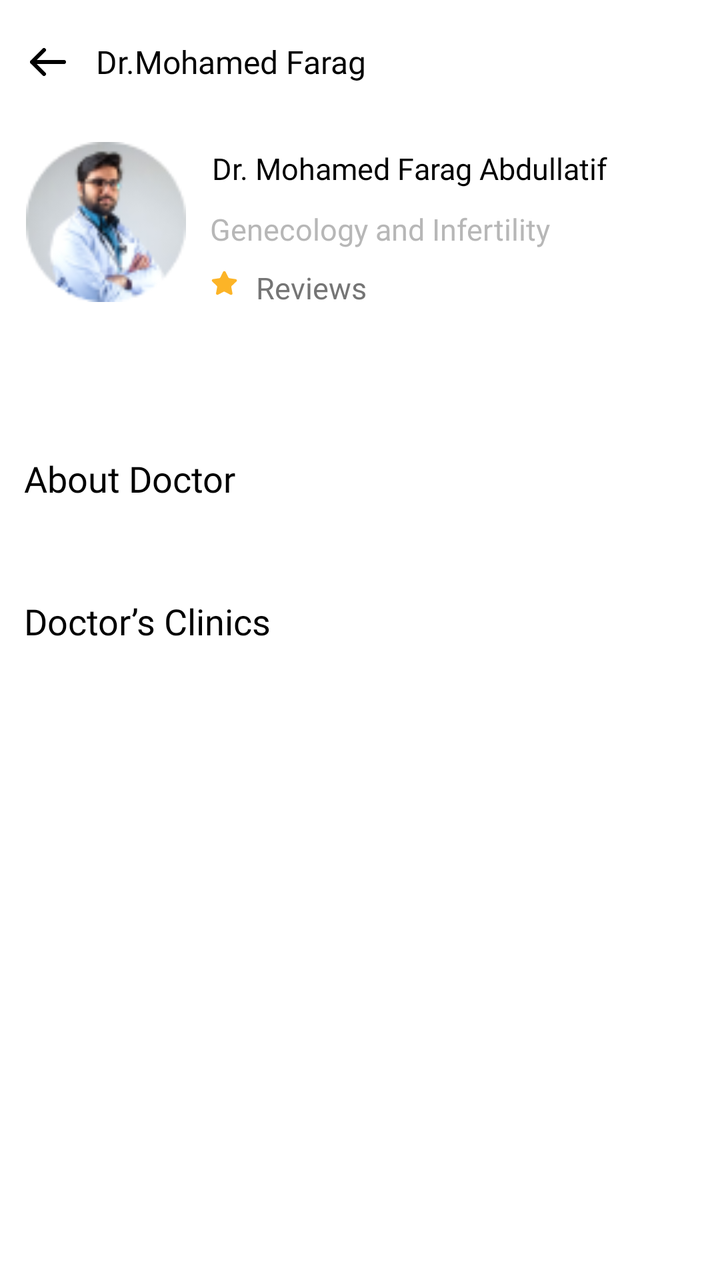
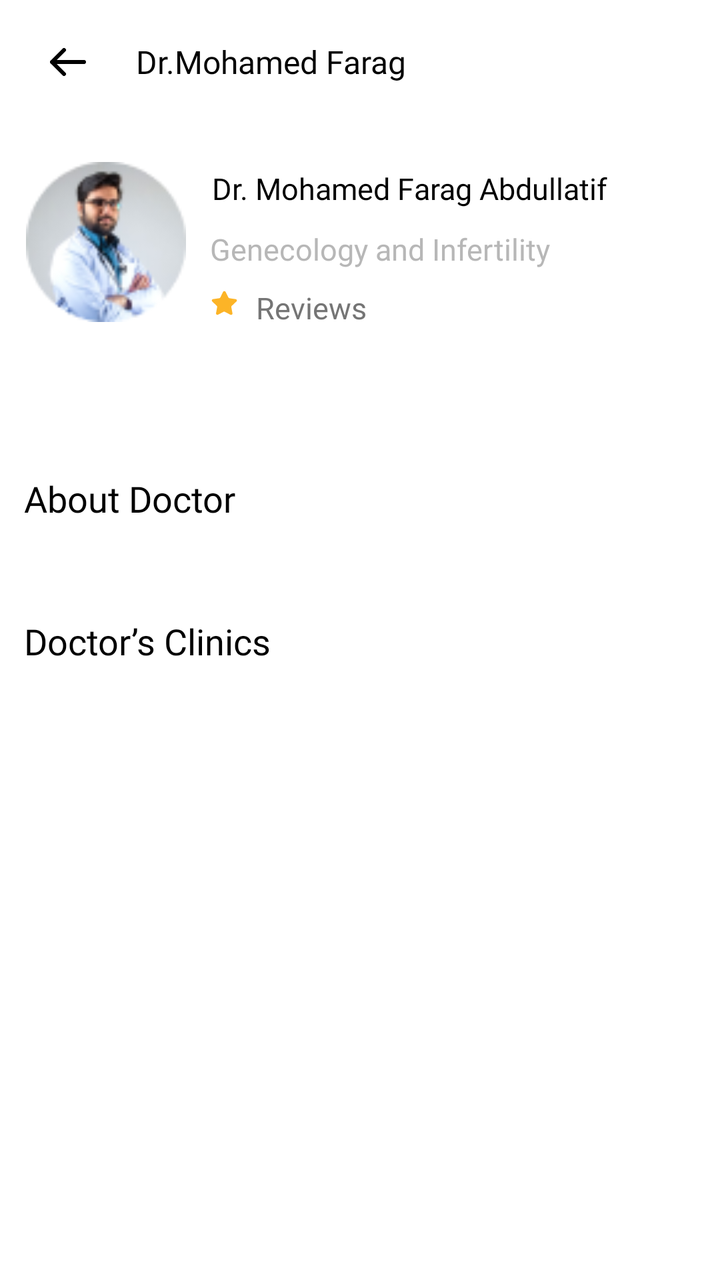

Compare the two renders of this Android layout. The source of the first and the diff that turns it into the second are given below.
<!-- AndroidManifest.xml: application theme Theme.NewDesign -->
<!-- res/layout/booking_appointmentfragment.xml -->
<?xml version="1.0" encoding="utf-8"?>
<androidx.constraintlayout.widget.ConstraintLayout
    xmlns:android="http://schemas.android.com/apk/res/android"
    xmlns:tools="http://schemas.android.com/tools"
    android:layout_width="match_parent"
    android:layout_height="match_parent"
    android:background="@color/white"
    xmlns:app="http://schemas.android.com/apk/res-auto"
    tools:context=".fragment.booking.AppointmentDetailsFragment">

    <com.google.android.material.imageview.ShapeableImageView
        android:id="@+id/iv_arrow"
        android:layout_width="wrap_content"
        android:layout_height="wrap_content"
        android:layout_marginStart="15dp"
        android:adjustViewBounds="true"
        android:src="@drawable/ic_arrowleft"
        app:layout_constraintBottom_toBottomOf="@+id/tv_name"
        app:layout_constraintStart_toStartOf="parent"
        app:layout_constraintTop_toTopOf="@+id/tv_name" />

    <androidx.appcompat.widget.AppCompatTextView
        android:id="@+id/tv_name"
        android:layout_width="wrap_content"
        android:layout_height="wrap_content"
        android:layout_marginStart="15dp"
        android:layout_marginTop="20dp"
        android:fontFamily="@font/avenirltstd_black"
        android:text="Dr.Mohamed Farag"
        android:textColor="@color/black"
        android:textSize="16sp"
        app:layout_constraintStart_toEndOf="@+id/iv_arrow"
        app:layout_constraintTop_toTopOf="parent" />


            <androidx.constraintlayout.widget.ConstraintLayout
                android:id="@+id/layout_doctorsDetail"
                android:layout_width="match_parent"
                android:layout_height="wrap_content"
                android:layout_marginTop="25dp"
                android:layout_marginStart="5dp"
                android:layout_marginEnd="15dp"
                android:padding="8dp"
                android:background="@color/white"
                app:layout_constraintEnd_toEndOf="parent"
                app:layout_constraintStart_toStartOf="parent"
                app:layout_constraintTop_toBottomOf="@+id/iv_arrow">

                <com.google.android.material.imageview.ShapeableImageView
                    android:id="@+id/iv_doctorProfile"
                    android:layout_width="80dp"
                    android:layout_height="80dp"
                    android:src="@drawable/ic_docspecialization"
                    app:layout_constraintStart_toStartOf="parent"
                    app:layout_constraintTop_toTopOf="parent" />

                <androidx.appcompat.widget.AppCompatTextView
                    android:id="@+id/tv_doctorName"
                    android:layout_width="wrap_content"
                    android:layout_height="wrap_content"
                    android:layout_marginStart="10dp"
                    android:fontFamily="@font/avenirltstd_roman"
                    android:gravity="start"
                    android:padding="3dp"
                    android:text="Dr. Mohamed Farag Abdullatif"
                    android:textColor="@color/black"
                    android:textSize="15sp"
                    app:layout_constraintStart_toEndOf="@+id/iv_doctorProfile"
                    app:layout_constraintTop_toTopOf="@+id/iv_doctorProfile" />

                <androidx.appcompat.widget.AppCompatTextView
                    android:id="@+id/tv_Specialization"
                    android:layout_width="0dp"
                    android:layout_height="wrap_content"
                    android:layout_marginStart="10dp"
                    android:layout_marginEnd="10dp"
                    android:layout_marginTop="5dp"
                    android:fontFamily="@font/avenirltstd_roman"
                    android:gravity="start"
                    android:padding="2dp"
                    android:text="Genecology and Infertility"
                    android:textColor="@color/gray"
                    android:textSize="15sp"
                    app:layout_constraintEnd_toEndOf="parent"
                    app:layout_constraintStart_toEndOf="@+id/iv_doctorProfile"
                    app:layout_constraintTop_toBottomOf="@+id/tv_doctorName" />

                <com.google.android.material.imageview.ShapeableImageView
                    android:id="@+id/iv_star"
                    android:layout_width="18dp"
                    android:layout_height="15dp"
                    android:layout_marginStart="10dp"
                    android:adjustViewBounds="true"
                    android:src="@drawable/ic_star"
                    app:layout_constraintBottom_toBottomOf="parent"
                    app:layout_constraintStart_toEndOf="@+id/iv_doctorProfile"
                    app:layout_constraintTop_toBottomOf="@+id/tv_Specialization" />

                <androidx.appcompat.widget.AppCompatTextView
                    android:id="@+id/tv_Reviews"
                    android:layout_width="0dp"
                    android:layout_height="wrap_content"
                    android:layout_marginStart="5dp"
                    android:layout_marginTop="5dp"
                    android:fontFamily="@font/avenirltstd_roman"
                    android:gravity="start"
                    android:padding="2dp"
                    android:text="@string/reviews"
                    android:textColor="#757575"
                    android:textSize="15sp"
                    app:layout_constraintStart_toEndOf="@+id/iv_star"
                    app:layout_constraintTop_toBottomOf="@+id/tv_Specialization" />

            </androidx.constraintlayout.widget.ConstraintLayout>

            <androidx.constraintlayout.widget.ConstraintLayout
                android:id="@+id/layout_Sharelink"
                android:layout_width="0dp"
                android:layout_height="46dp"
                android:layout_marginTop="10dp"
                android:layout_marginEnd="10dp"
                android:background="@drawable/bg_helpgray"
                android:padding="8dp"
                android:visibility="invisible"
                android:layout_marginStart="10dp"
                app:layout_constraintEnd_toEndOf="parent"
                app:layout_constraintHorizontal_bias="0.5"
                app:layout_constraintStart_toEndOf="@+id/layout_Addtofavorite"
                app:layout_constraintTop_toBottomOf="@+id/layout_doctorsDetail">

                <androidx.appcompat.widget.AppCompatTextView
                    android:id="@+id/tv_Sharelink"
                    android:layout_width="wrap_content"
                    android:layout_height="wrap_content"
                    android:fontFamily="@font/avenirltstd_roman"
                    android:text="@string/sharelink"
                    android:textColor="@color/dark_gray"
                    android:textSize="14sp"
                    android:drawableStart="@drawable/ic_share"
                    android:drawablePadding="10dp"
                    app:layout_constraintBottom_toBottomOf="parent"
                    app:layout_constraintEnd_toEndOf="parent"
                    app:layout_constraintStart_toStartOf="parent"
                    app:layout_constraintTop_toTopOf="parent" />
                />

            </androidx.constraintlayout.widget.ConstraintLayout>

            <androidx.constraintlayout.widget.ConstraintLayout
                android:id="@+id/layout_Addtofavorite"
                android:layout_width="0dp"
                android:layout_height="46dp"
                android:layout_marginStart="10dp"
                android:layout_marginTop="10dp"
                android:background="@drawable/bg_help"
                android:padding="8dp"
                android:visibility="gone"
                app:layout_constraintEnd_toStartOf="@+id/layout_Sharelink"
                app:layout_constraintHorizontal_bias="0.5"
                app:layout_constraintHorizontal_chainStyle="spread_inside"
                app:layout_constraintStart_toStartOf="parent"
                app:layout_constraintTop_toBottomOf="@+id/layout_doctorsDetail">

                <androidx.appcompat.widget.AppCompatTextView
                    android:id="@+id/tv_Addtofavorite"
                    android:layout_width="wrap_content"
                    android:layout_height="wrap_content"
                    android:layout_marginStart="10dp"
                    android:fontFamily="@font/avenirltstd_roman"
                    android:text="@string/add_to_favorite"
                    android:textColor="@color/color_primary"
                    android:textSize="14sp"
                    android:drawableStart="@drawable/ic_heart"
                    android:drawablePadding="10dp"
                    android:gravity="center"
                    app:layout_constraintBottom_toBottomOf="parent"
                    app:layout_constraintStart_toStartOf="parent"
                    app:layout_constraintTop_toTopOf="parent" />
                />

            </androidx.constraintlayout.widget.ConstraintLayout>

            <androidx.appcompat.widget.AppCompatTextView
                android:id="@+id/tv_AboutDoctor"
                android:layout_width="0dp"
                android:layout_height="wrap_content"
                android:layout_marginStart="10dp"
                android:fontFamily="@font/avenirltstd_roman"
                android:gravity="start"
                android:layout_marginTop="5dp"
                android:padding="2dp"
                android:text="@string/about_doctor"
                android:textColor="@color/black"
                android:textSize="18sp"
                app:layout_constraintStart_toStartOf="parent"
                app:layout_constraintTop_toBottomOf="@+id/layout_Sharelink" />

            <androidx.appcompat.widget.AppCompatTextView
                android:id="@+id/AboutDoctor"
                android:layout_width="match_parent"
                android:layout_height="wrap_content"
                android:layout_marginStart="5dp"
                android:layout_marginEnd="10dp"
                android:fontFamily="@font/avenirltstd_roman"
                android:gravity="start"
                android:layout_marginTop="5dp"
                android:padding="2dp"
                android:textColor="@color/gray"
                android:textSize="14sp"
                app:layout_constraintStart_toStartOf="parent"
                app:layout_constraintTop_toBottomOf="@+id/tv_AboutDoctor" />

            <androidx.appcompat.widget.AppCompatTextView
                android:id="@+id/tv_DoctorsClinics"
                android:layout_width="0dp"
                android:layout_height="wrap_content"
                android:layout_marginStart="10dp"
                android:fontFamily="@font/avenirltstd_roman"
                android:gravity="start"
                android:layout_marginTop="15dp"
                android:padding="2dp"
                android:text="@string/doctor_s_clinics"
                android:textColor="@color/black"
                android:textSize="18sp"
                app:layout_constraintStart_toStartOf="parent"
                app:layout_constraintTop_toBottomOf="@+id/AboutDoctor" />


            <androidx.recyclerview.widget.RecyclerView
                android:id="@+id/rv_clinkDoctors"
                android:layout_width="match_parent"
                android:layout_height="0dp"
                android:layout_margin="10dp"
                app:layout_constraintStart_toStartOf="parent"
                app:layout_constraintEnd_toEndOf="parent"
                android:paddingBottom="10dp"
                tools:listitem="@layout/item_layout_clinks"
                app:layout_constraintTop_toBottomOf="@+id/tv_DoctorsClinics"
                app:layout_constraintBottom_toBottomOf="parent"
                />
            <ProgressBar
                android:id="@+id/progress_bar"
                android:layout_width="wrap_content"
                android:layout_height="wrap_content"
                app:layout_constraintEnd_toEndOf="@+id/rv_clinkDoctors"
                app:layout_constraintStart_toStartOf="@+id/rv_clinkDoctors"
                app:layout_constraintBottom_toBottomOf="@+id/rv_clinkDoctors"
                app:layout_constraintTop_toTopOf="@+id/rv_clinkDoctors"
                android:visibility="gone"
                />

</androidx.constraintlayout.widget.ConstraintLayout>
<!-- res/layout/item_layout_clinks.xml (included above) -->
<?xml version="1.0" encoding="utf-8"?>
<layout xmlns:android="http://schemas.android.com/apk/res/android"
    xmlns:app="http://schemas.android.com/apk/res-auto">

    <androidx.constraintlayout.widget.ConstraintLayout
        android:layout_width="match_parent"
        android:layout_height="wrap_content">

        <androidx.cardview.widget.CardView
            android:id="@+id/cardview"
            android:layout_width="match_parent"
            android:layout_height="wrap_content"
            app:cardCornerRadius="8dp"
            app:cardUseCompatPadding="true"
            app:layout_constraintEnd_toEndOf="parent"
            app:layout_constraintStart_toStartOf="parent"
            app:layout_constraintTop_toTopOf="parent">

            <androidx.constraintlayout.widget.ConstraintLayout
                android:id="@+id/layput_services"
                android:layout_width="match_parent"
                android:layout_height="match_parent"
                android:padding="5dp">

                <androidx.constraintlayout.widget.ConstraintLayout
                    android:id="@+id/layout_doctorsDetail"
                    android:layout_width="match_parent"
                    android:layout_height="wrap_content"
                    android:layout_margin="10dp"
                    app:layout_constraintEnd_toEndOf="parent"
                    app:layout_constraintStart_toStartOf="parent"
                    app:layout_constraintTop_toTopOf="parent">

                    <com.google.android.material.imageview.ShapeableImageView
                        android:id="@+id/iv_doctorProfile"
                        android:layout_width="37dp"
                        android:layout_height="37dp"
                        android:src="@drawable/ic_docspecialization"
                        app:layout_constraintStart_toStartOf="parent"
                        app:layout_constraintTop_toTopOf="parent" />

                    <androidx.appcompat.widget.AppCompatTextView
                        android:id="@+id/tv_doctorName"
                        android:layout_width="0dp"
                        android:layout_height="wrap_content"
                        android:layout_marginStart="10dp"
                        android:fontFamily="@font/avenirltstd_roman"
                        android:gravity="start"
                        android:padding="3dp"
                        android:text="Dr. Mohamed Farag Abdullatif"
                        android:textColor="@color/black"
                        android:textSize="16sp"
                        app:layout_constraintStart_toEndOf="@+id/iv_doctorProfile"
                        app:layout_constraintTop_toTopOf="@+id/iv_doctorProfile" />

                    <androidx.appcompat.widget.AppCompatTextView
                        android:id="@+id/tv_title"
                        android:layout_width="0dp"
                        android:layout_height="wrap_content"
                        android:layout_marginStart="10dp"
                        android:fontFamily="@font/avenirltstd_roman"
                        android:gravity="start"
                        android:padding="2dp"
                        android:text="You can book now at"
                        android:textColor="@color/gray"
                        android:textSize="11sp"
                        app:layout_constraintStart_toEndOf="@+id/iv_doctorProfile"
                        app:layout_constraintTop_toBottomOf="@+id/tv_doctorName" />

                </androidx.constraintlayout.widget.ConstraintLayout>


                <androidx.constraintlayout.widget.ConstraintLayout
                    android:id="@+id/Address"
                    android:layout_width="match_parent"
                    android:layout_height="wrap_content"
                    android:padding="5dp"
                    app:layout_constraintTop_toBottomOf="@+id/layout_doctorsDetail">

                    <androidx.constraintlayout.widget.ConstraintLayout
                        android:id="@+id/layout_Address"
                        android:layout_width="30dp"
                        android:layout_height="30dp"
                        android:layout_marginStart="10dp"
                        android:background="@drawable/bg_image_circle"
                        app:layout_constraintStart_toStartOf="parent"
                        app:layout_constraintTop_toTopOf="parent">

                        <com.google.android.material.imageview.ShapeableImageView
                            android:id="@+id/iv_Address"
                            android:layout_width="18dp"
                            android:layout_height="18dp"
                            android:adjustViewBounds="true"
                            android:src="@drawable/ic_location"
                            app:layout_constraintBottom_toBottomOf="parent"
                            app:layout_constraintEnd_toEndOf="parent"
                            app:layout_constraintStart_toStartOf="parent"
                            app:layout_constraintTop_toTopOf="parent" />
                    </androidx.constraintlayout.widget.ConstraintLayout>

                    <androidx.appcompat.widget.AppCompatTextView
                        android:id="@+id/tv_Address"
                        android:layout_width="wrap_content"
                        android:layout_height="wrap_content"
                        android:layout_marginStart="10dp"
                        android:fontFamily="@font/avenirltstd_roman"
                        android:gravity="start"
                        android:padding="2dp"
                        android:text="@string/address"
                        android:textColor="@color/black"
                        android:textSize="15sp"
                        app:layout_constraintStart_toEndOf="@+id/layout_Address"
                        app:layout_constraintBottom_toBottomOf="@+id/layout_Address"
                        app:layout_constraintTop_toTopOf="parent" />

                    <androidx.appcompat.widget.AppCompatTextView
                        android:id="@+id/location"
                        android:layout_width="0dp"
                        android:layout_height="wrap_content"
                        android:layout_marginStart="10dp"
                        android:layout_marginEnd="10dp"
                        android:fontFamily="@font/avenirltstd_black"
                        android:gravity="start"
                        android:padding="2dp"
                        android:text="التجمع الخامس الحي الرابع بجوار مركز شباب التجمع الخامس 44 بـــ شارع 11"
                        android:textColor="@color/gray"
                        android:textSize="12sp"
                        app:layout_constraintEnd_toEndOf="parent"
                        app:layout_constraintStart_toEndOf="@+id/tv_Address"
                        app:layout_constraintBottom_toBottomOf="parent"
                        app:layout_constraintTop_toTopOf="parent" />
                </androidx.constraintlayout.widget.ConstraintLayout>
                <androidx.constraintlayout.widget.ConstraintLayout
                    android:id="@+id/Fees"
                    android:layout_width="match_parent"
                    android:layout_height="wrap_content"
                    android:padding="5dp"
                    app:layout_constraintTop_toBottomOf="@+id/Address">

                    <androidx.constraintlayout.widget.ConstraintLayout
                        android:id="@+id/layout_Fees"
                        android:layout_width="30dp"
                        android:layout_height="30dp"
                        android:layout_marginStart="10dp"
                        android:background="@drawable/bg_image_circle"
                        app:layout_constraintStart_toStartOf="parent"
                        app:layout_constraintTop_toTopOf="parent">

                        <com.google.android.material.imageview.ShapeableImageView
                            android:id="@+id/iv_Fees"
                            android:layout_width="18dp"
                            android:layout_height="18dp"
                            android:adjustViewBounds="true"
                            android:src="@drawable/ic_fees"
                            app:layout_constraintBottom_toBottomOf="parent"
                            app:layout_constraintEnd_toEndOf="parent"
                            app:layout_constraintStart_toStartOf="parent"
                            app:layout_constraintTop_toTopOf="parent" />
                    </androidx.constraintlayout.widget.ConstraintLayout>

                    <androidx.appcompat.widget.AppCompatTextView
                        android:id="@+id/tv_Fees"
                        android:layout_width="wrap_content"
                        android:layout_height="wrap_content"
                        android:layout_marginStart="10dp"
                        android:fontFamily="@font/avenirltstd_roman"
                        android:gravity="start"
                        android:padding="2dp"
                        android:text="@string/fees"
                        android:textColor="@color/black"
                        android:textSize="15sp"
                        app:layout_constraintStart_toEndOf="@+id/layout_Fees"
                        app:layout_constraintBottom_toBottomOf="@+id/layout_Fees"
                        app:layout_constraintTop_toTopOf="parent" />

                    <androidx.appcompat.widget.AppCompatTextView
                        android:id="@+id/Feesresult"
                        android:layout_width="0dp"
                        android:layout_height="wrap_content"
                        android:layout_marginStart="10dp"
                        android:layout_marginEnd="10dp"
                        android:fontFamily="@font/avenirltstd_black"
                        android:gravity="start"
                        android:padding="2dp"
                        android:text="200"
                        android:textColor="@color/gray"
                        android:textSize="12sp"
                        app:layout_constraintEnd_toEndOf="parent"
                        app:layout_constraintStart_toEndOf="@+id/tv_Fees"
                        app:layout_constraintBottom_toBottomOf="parent"
                        app:layout_constraintTop_toTopOf="parent" />
                </androidx.constraintlayout.widget.ConstraintLayout>






            </androidx.constraintlayout.widget.ConstraintLayout>
        </androidx.cardview.widget.CardView>


    </androidx.constraintlayout.widget.ConstraintLayout>

</layout>
<!-- resources referenced by this layout -->
<resources>
  <color name="black">#FF000000</color>
  <color name="color_primary">#262D70</color>
  <color name="dark_gray">#606A80</color>
  <color name="gray">#B7B7B7</color>
  <color name="white">#FFFFFFFF</color>
  <!-- drawable bg_help (drawable) -->
  <?xml version="1.0" encoding="utf-8"?>
  <shape xmlns:android="http://schemas.android.com/apk/res/android"
      android:shape="rectangle"
      >
      <solid android:color="@color/move"/>
      <corners android:radius="4dp"/>
  
  </shape>
  <!-- drawable bg_helpgray (drawable) -->
  <?xml version="1.0" encoding="utf-8"?>
  <shape xmlns:android="http://schemas.android.com/apk/res/android"
      android:shape="rectangle"
      >
      <solid android:color="#E9E9EF"/>
      <corners android:radius="4dp"/>
  
  </shape>
  <!-- drawable bg_image_circle (drawable) -->
  <?xml version="1.0" encoding="utf-8"?>
  <shape xmlns:android="http://schemas.android.com/apk/res/android"
      android:shape="oval"
      >
  
      <solid android:color="@color/color_completeprofile"/>
      <size android:width="50dp" android:height="50dp"/>
  
  </shape>
  <!-- drawable ic_arrowleft (drawable) -->
  <vector android:autoMirrored="true" android:height="14dp"
      android:viewportHeight="14" android:viewportWidth="18"
      android:width="18dp" xmlns:android="http://schemas.android.com/apk/res/android">
      <path android:fillColor="#00000000"
          android:pathData="M17,7H1M1,7L7,13M1,7L7,1"
          android:strokeColor="#000000" android:strokeLineCap="round"
          android:strokeLineJoin="round" android:strokeWidth="2"/>
  </vector>
  <!-- drawable ic_heart (drawable) -->
  <vector xmlns:android="http://schemas.android.com/apk/res/android"
      android:width="18dp"
      android:height="18dp"
      android:viewportWidth="18"
      android:viewportHeight="18">
    <path
        android:pathData="M2.154,8.699C1.349,6.186 2.29,3.314 4.927,2.465C6.315,2.017 7.846,2.281 9,3.149C10.091,2.305 11.679,2.02 13.065,2.465C15.703,3.314 16.649,6.186 15.845,8.699C14.593,12.681 9,15.749 9,15.749C9,15.749 3.448,12.728 2.154,8.699Z"
        android:strokeLineJoin="round"
        android:strokeWidth="1.5"
        android:fillColor="#00000000"
        android:fillType="evenOdd"
        android:strokeColor="#2B2979"
        android:strokeLineCap="round"/>
    <path
        android:pathData="M12,5.025C12.802,5.284 13.37,6.001 13.438,6.841"
        android:strokeLineJoin="round"
        android:strokeWidth="1.5"
        android:fillColor="#00000000"
        android:strokeColor="#2B2979"
        android:strokeLineCap="round"/>
  </vector>
  <string name="about_doctor">About Doctor</string>
  <string name="add_to_favorite">Add to favorite</string>
  <string name="address">Address</string>
  <string name="doctor_s_clinics">Doctor’s Clinics</string>
  <string name="fees">Fees</string>
  <string name="reviews">Reviews</string>
  <string name="sharelink">Sharelink</string>
  <style name="Theme.NewDesign" parent="Theme.MaterialComponents.Light.NoActionBar">
          
          <item name="colorPrimary">@color/purple_500</item>
          <item name="colorPrimaryVariant">@color/purple_700</item>
          <item name="colorOnPrimary">@color/white</item>
          
          <item name="colorSecondary">#0639BA</item>
          <item name="colorSecondaryVariant">@color/teal_700</item>
          <item name="colorOnSecondary">@color/black</item>
          
          <item name="android:statusBarColor">?attr/colorPrimaryVariant</item>
          
      </style>
  <color name="move">#E8E8FD</color>
  <color name="color_completeprofile">#E8E8FD</color>
  <color name="purple_500">#FF6200EE</color>
  <color name="purple_700">#FF3700B3</color>
  <color name="teal_700">#FF018786</color>
  <!-- unchanged entries left out for length: 5 -->
</resources>

<!-- the commit's change to res/layout/booking_appointmentfragment.xml (unified diff, before → after) -->
@@ -14,6 +14,7 @@
         android:layout_height="wrap_content"
         android:layout_marginStart="15dp"
         android:adjustViewBounds="true"
+        android:padding="10dp"
         android:src="@drawable/ic_arrowleft"
         app:layout_constraintBottom_toBottomOf="@+id/tv_name"
         app:layout_constraintStart_toStartOf="parent"
